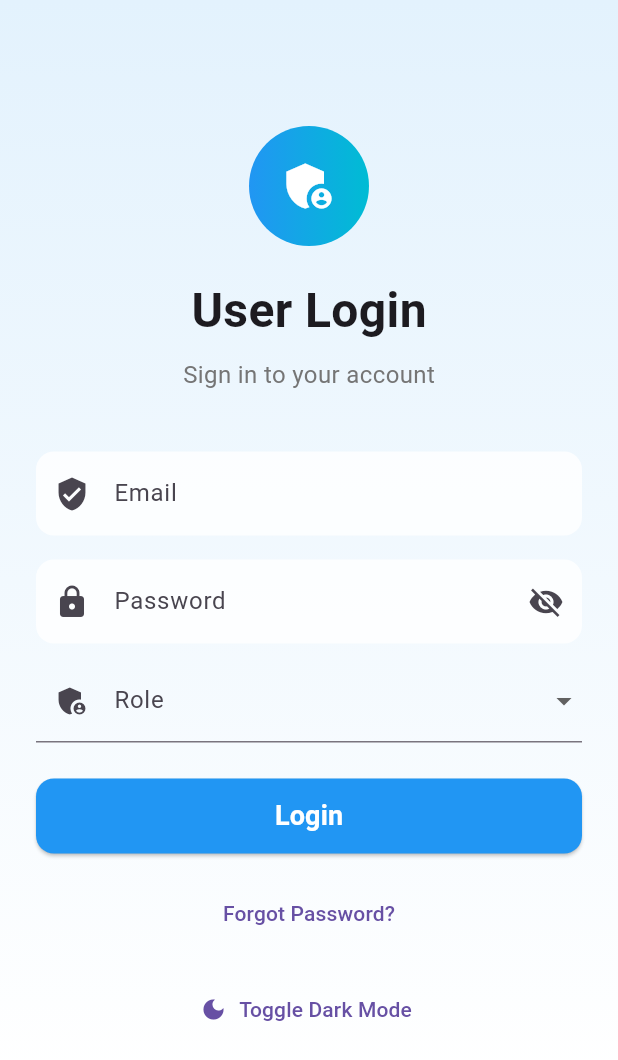
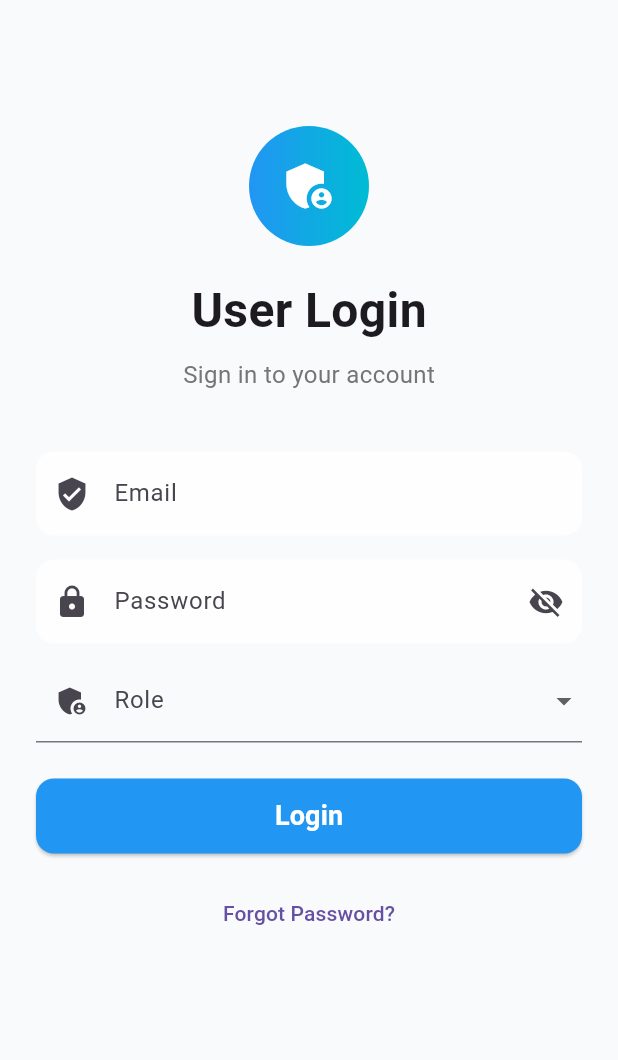
Before and after one commit to vaishvi16/project_management_user, a Flutter app: the screen it shows after launch, on a phone screen of 412 x 824 dp. Shown: the top 1060 px of the screen. Run offline on Flutter 3.47's test engine with Material 3 defaults, Android fonts, the phone set to English and light mode, and no system bars; our stand-ins replace connectivity_plus, shared_preferences.

Commit message:
Remove Dark Mode

```diff
--- a/lib/screens/login_screen.dart
+++ b/lib/screens/login_screen.dart
@@ -26,18 +26,9 @@ class _LoginScreenState extends State<LoginScreen> {
 
   @override
   Widget build(BuildContext context) {
-    final themeProvider = Provider.of<ThemeProvider>(context);
+
     return Scaffold(
       body: Container(
-        decoration: BoxDecoration(
-          gradient: LinearGradient(
-            begin: Alignment.topCenter,
-            end: Alignment.bottomCenter,
-            colors: themeProvider.currentTheme.brightness == Brightness.light
-                ? [Colors.blue.shade50, Colors.white]
-                : [Colors.indigo.shade900, Colors.black],
-          ),
-        ),
         child: SafeArea(
           child: SingleChildScrollView(
             padding: const EdgeInsets.all(24),
@@ -151,12 +142,7 @@ class _LoginScreenState extends State<LoginScreen> {
                       ),
                     ),
                   const SizedBox(height: 16),
-                  // Theme Toggle (for demhgffhyo)
-                  TextButton.icon(
-                    onPressed: () => themeProvider.toggleTheme(),
-                    icon: Icon(themeProvider.currentThemeMode == ThemeMode.dark ? Icons.light_mode : Icons.dark_mode),
-                    label: Text('Toggle ${themeProvider.currentThemeMode == ThemeMode.dark ? 'Light' : 'Dark'} Mode'),
-                  ),
+                  // Theme Toggle (for demhgffhy
                 ],
               ),
             ),
```
